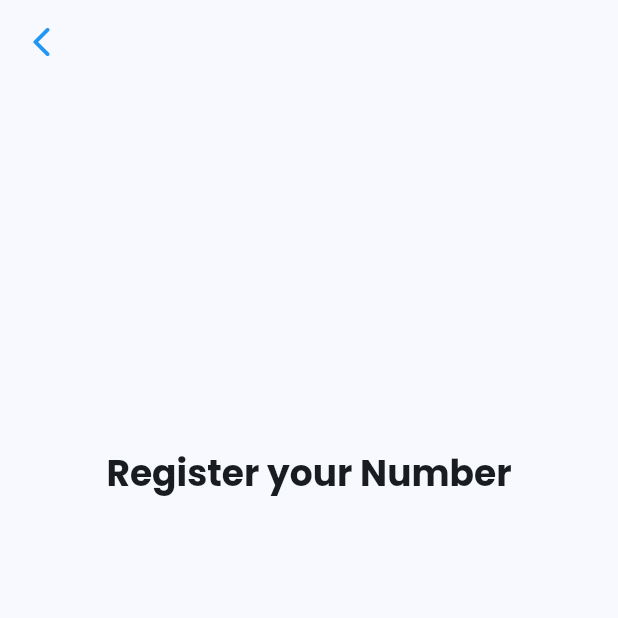
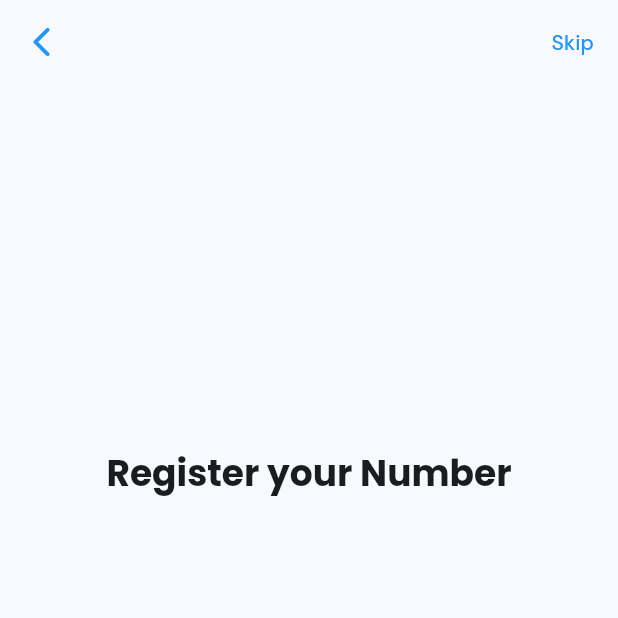
Before and after one commit to enbernaldez/athomeconvenience, a Flutter app: the screen it shows after launch, after a tap on "REGISTER", on a phone screen of 412 x 824 dp, the top half of it. Run offline on Flutter 3.47's test engine with Material 2 defaults, Android fonts, the phone set to English and light mode, and no system bars; drawn by our look-alikes of auto_size_text; our stand-ins replace cloud_firestore, convex_bottom_bar, country_picker, email_validator, firebase_auth, firebase_core and 7 more; accounts and stored records are empty.

Commit message:
removed unused code

```diff
--- a/lib/login_page.dart
+++ b/lib/login_page.dart
@@ -1,4 +1,5 @@
 import 'package:athomeconvenience/authentication/otp_screen.dart';
+import 'package:athomeconvenience/registration_page.dart';
 import 'package:country_picker/country_picker.dart';
 import 'package:firebase_auth/firebase_auth.dart';
 import 'package:flutter/material.dart';
@@ -79,6 +80,28 @@ class _LogInPageState extends State<LogInPage> {
             Navigator.pop(context);
           },
         ),
+        //temporary solution
+        actions: [
+          Visibility(
+            visible: widget.isRegister,
+            child: GestureDetector(
+              onTap: () {
+                Navigator.of(context).push(
+                  MaterialPageRoute(builder: (BuildContext context) {
+                    return const RegistrationPage();
+                  }),
+                );
+              },
+              child: Padding(
+                padding: const EdgeInsets.all(16.0),
+                child: Text(
+                  'Skip',
+                  style: Theme.of(context).textTheme.labelLarge!,
+                ),
+              ),
+            ),
+          ),
+        ],
       ),
       body: Center(
         child: FractionallySizedBox(
```
Also changed, not shown: lib/registration_page.dart (+0 -28 lines), 2 other files.
